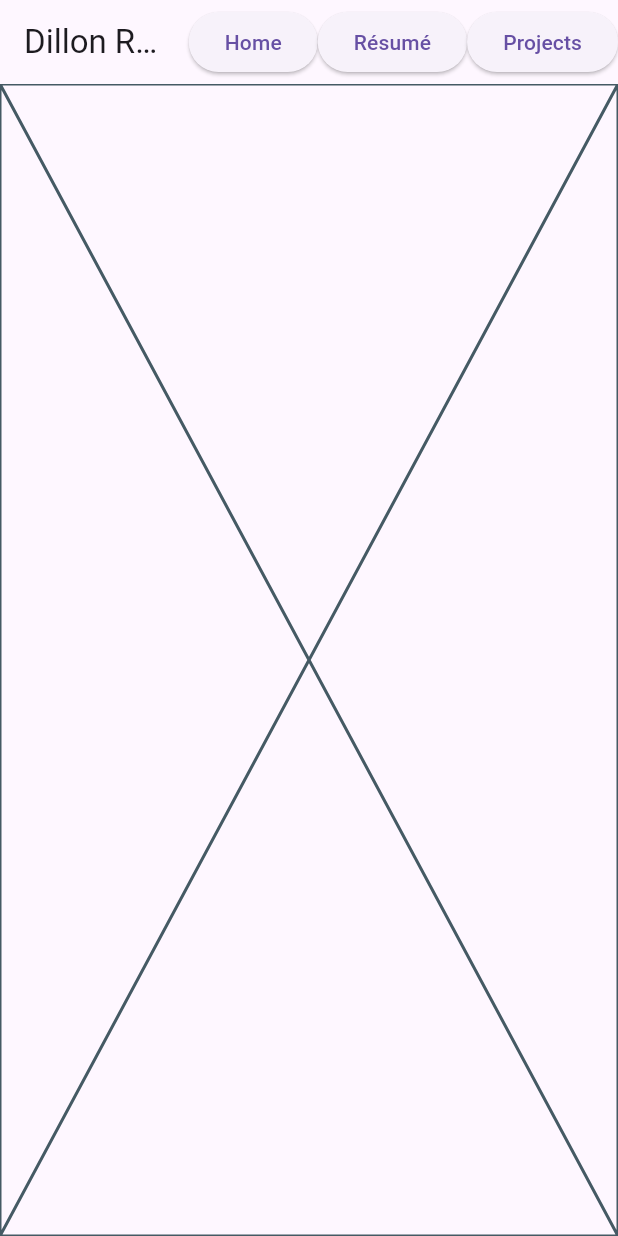
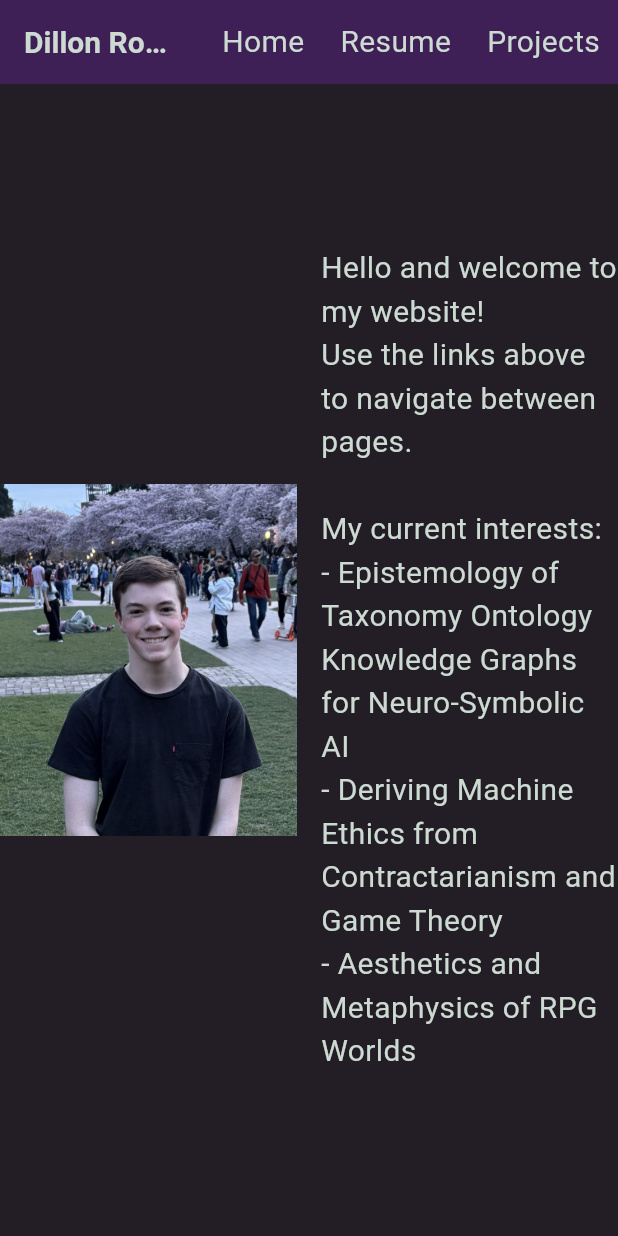
Before and after one commit to DillonRoper/myWebsite, a Flutter app: the screen it shows after launch, on a phone screen of 412 x 824 dp. Run offline on Flutter 3.47's test engine with Material 3 defaults, Android fonts, the phone set to English and light mode, and no system bars; our stand-ins replace web.

Commit message:
finished home and resume screens

```diff
--- a/lib/home_screen.dart
+++ b/lib/home_screen.dart
@@ -5,6 +5,27 @@ class HomeScreen extends StatelessWidget {
 
   @override
   Widget build(BuildContext context) {
-    return Placeholder();
+    return Column(
+      children: [
+        Expanded(child: Row(
+          spacing: 16,
+          children: [
+            Expanded(child: Image.asset(
+              'assets/images/dillon-roper.jpg',
+              fit: BoxFit.contain,
+            )),
+            Expanded(child: Text(
+              'Hello and welcome to my website!\n'
+              'Use the links above to navigate between pages.\n\n'
+              'My current interests:\n'
+              '- Epistemology of Taxonomy Ontology Knowledge Graphs for Neuro-Symbolic AI\n'
+              '- Deriving Machine Ethics from Contractarianism and Game Theory\n'
+              '- Aesthetics and Metaphysics of RPG Worlds',
+              style: TextStyle(fontSize: 20, color: Color(0xFFCCDAD1))
+            ))
+          ]
+        )),
+      ]
+    );
   }
 }
--- a/lib/main.dart
+++ b/lib/main.dart
@@ -9,22 +9,17 @@ void main() {
 
 class MainApp extends StatelessWidget {
   const MainApp({super.key});
+  static TextStyle nameTextStyle = TextStyle(fontSize: 20, color: Color(0xFFCCDAD1), fontWeight: FontWeight.bold);
+  static TextStyle buttonTextStyle = TextStyle(fontSize: 20, color: Color(0xFFCCDAD1));
 
   @override
   Widget build(BuildContext context) {
-    const TextStyle nameTextStyle = TextStyle();
-    const TextStyle buttonTextStyle = TextStyle();
-
-
     return MaterialApp(
       debugShowCheckedModeBanner: false,
       theme: ThemeData(
-        pageTransitionsTheme: const PageTransitionsTheme(
-          builders: {
-            TargetPlatform.windows: NoTransitionsBuilder(),
-            TargetPlatform.android: NoTransitionsBuilder(),
-            TargetPlatform.iOS: NoTransitionsBuilder(),
-          },
+        scaffoldBackgroundColor: Color(0xFF231D26),
+        pageTransitionsTheme: PageTransitionsTheme(
+          builders: Map.fromIterable(TargetPlatform.values, value: (_) => NoTransitionsBuilder())
         ),
       ),
       initialRoute: '/',
@@ -43,13 +38,15 @@ class MainApp extends StatelessWidget {
   }
 
   Widget buildView(BuildContext context, String screen) {
+    EdgeInsets buttonInsets = const EdgeInsets.all(12);
     return Scaffold(
         appBar: AppBar(
-          title: Text("Dillon Roper"),
+          backgroundColor: Color(0xFF3E2056),
+          title: Text("Dillon Roper", style: nameTextStyle),
           actions: [
-            ElevatedButton(onPressed: () {changeScreen(context, '/');}, child: Text('Home')),
-            ElevatedButton(onPressed: () {changeScreen(context, 'resume');}, child: Text('Résumé')),
-            ElevatedButton(onPressed: () {changeScreen(context, 'projects');}, child: Text('Projects')),
+            InkWell(onTap: () {changeScreen(context, '/');}, child: Padding(padding: buttonInsets, child: Text('Home', style: buttonTextStyle))),
+            InkWell(onTap: () {changeScreen(context, 'resume');}, child: Padding(padding: buttonInsets, child: Text('Resume', style: buttonTextStyle))),
+            InkWell(onTap: () {changeScreen(context, 'projects');}, child: Padding(padding: buttonInsets, child: Text('Projects', style: buttonTextStyle))),
           ],
         ),
         body: SafeArea(
--- a/pubspec.yaml
+++ b/pubspec.yaml
@@ -9,6 +9,7 @@ environment:
 dependencies:
   flutter:
     sdk: flutter
+  web: ^1.1.1
 
 dev_dependencies:
   flutter_test:
@@ -17,3 +18,6 @@ dev_dependencies:
 
 flutter:
   uses-material-design: true
+
+  assets:
+    - assets/images/
```
Also changed, not shown: lib/resume_screen.dart (+47 -1 lines), assets/images/dillon-roper.jpg (added), assets/images/resume.png (added), pubspec.lock, 1 other file.
